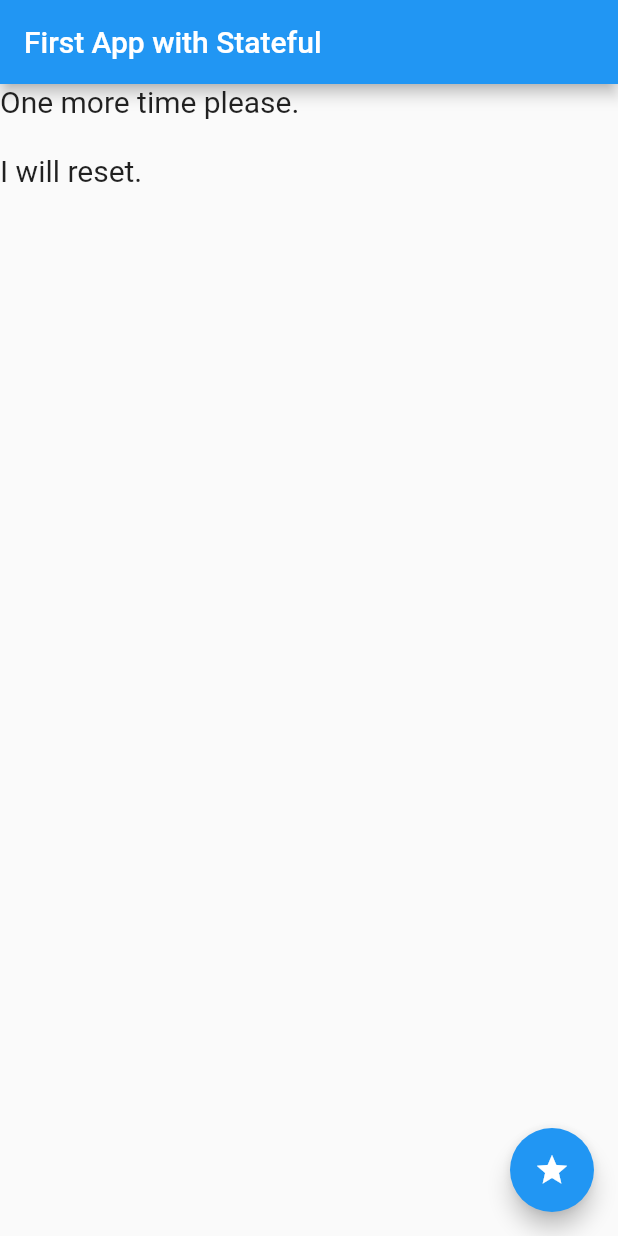
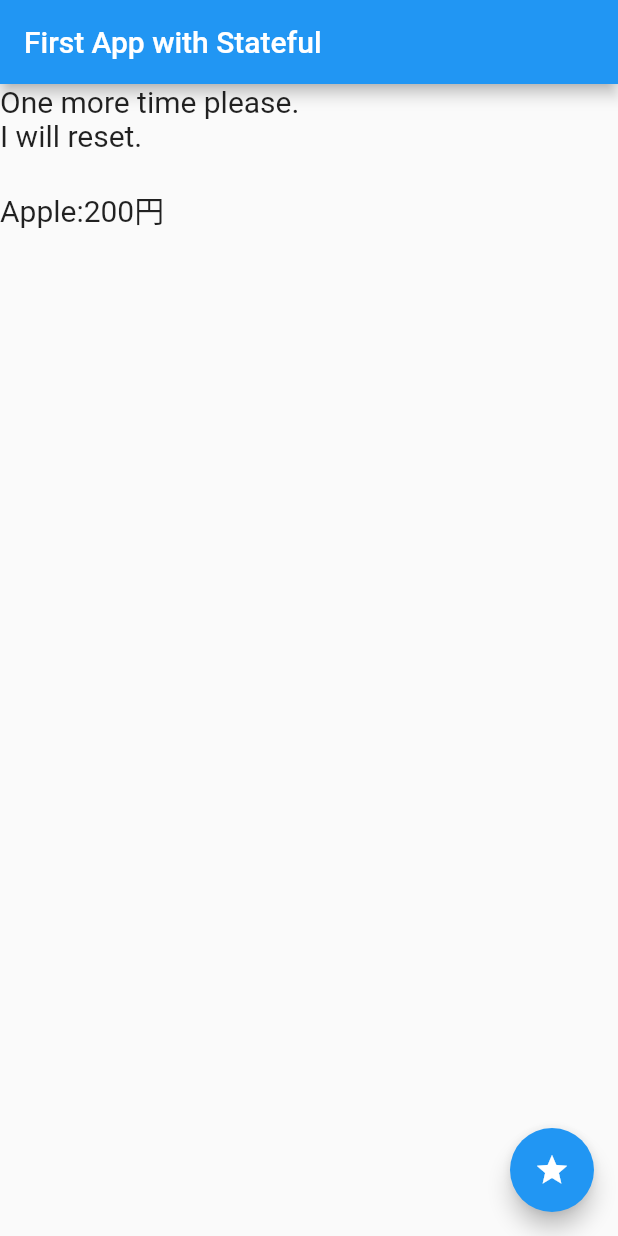
Before and after one commit to syu-kwsk/flutter_play, a Flutter app: the screen it shows after launch, after a tap on the "star" icon, on a phone screen of 412 x 824 dp. Run offline on Flutter 3.47's test engine with Material 2 defaults, Android fonts, the phone set to English and light mode, and no system bars.

Commit message:
Show food and price when buttn pressed

```diff
--- a/lib/main.dart
+++ b/lib/main.dart
@@ -30,19 +30,43 @@ class HomePage extends StatefulWidget{
   _HomePageState createState() => new _HomePageState();
 }
 
+class Data {
+  int _price;
+  String _name;
+
+  Data(this._name, this._price): super();
+
+
+  @override
+  String toString() {
+    return _name + ':' + _price.toString() + '円';
+  }
+}
+
 class _HomePageState extends State<HomePage> {
   String _message;
+  static final _data = [
+    Data('Apple', 200),
+    Data('Curry', 256),
+    Data('Gyudon', 373)
+  ];
+
+
+  Data _item;
 
   @override
   void initState() {
     super.initState();
     _message = 'please press.';
+    //_item = _data[0];
   }
 
   void _setMessage(){
     setState(() {
       if(_message == 'please press.'){
-        _message = 'One more time please. \n\nI will reset.';
+        _item = ( _data..shuffle() ).first;
+        _message = 'One more time please. \nI will reset.\n\n'
+                 + _item.toString();
       }
       else{
         _message = 'please press.';
@@ -57,7 +81,7 @@ class _HomePageState extends State<HomePage> {
         title: Text(widget.title),
       ),
       body: Text(
-        _message,
+        _message + '\n\n',
         style: TextStyle(fontSize: 20),
       ),
       floatingActionButton: FloatingActionButton(
```
